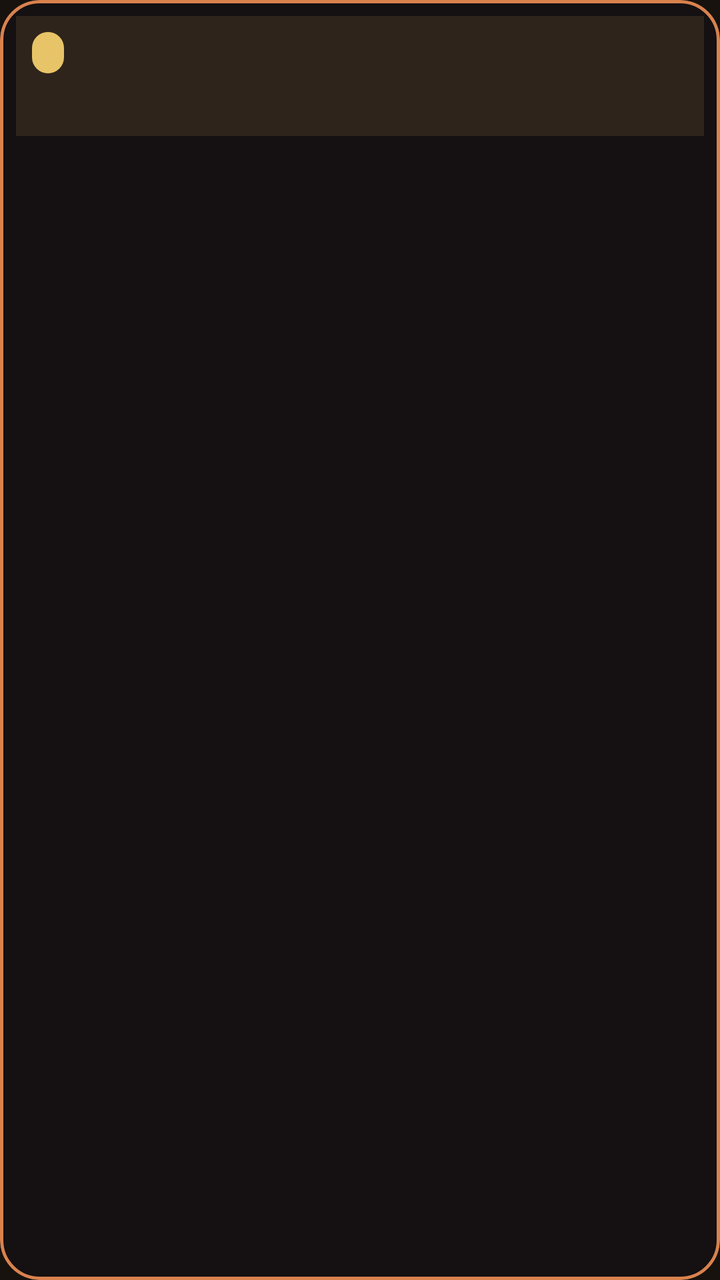
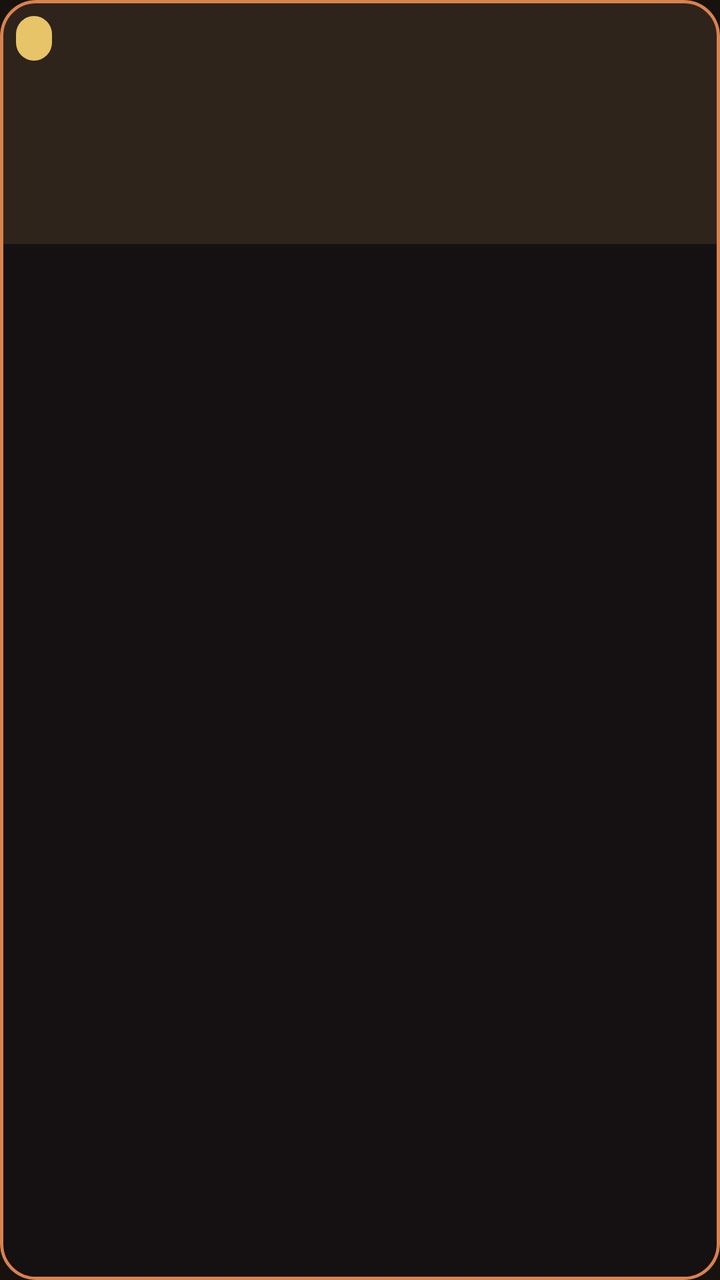

Screens rendered from an Android XML layout before and after an edit, with the pre-edit source and the edit as a unified diff.
<!-- AndroidManifest.xml: application theme Theme.Karaoke -->
<!-- res/layout/item_history_tile.xml -->
<?xml version="1.0" encoding="utf-8"?>
<com.google.android.material.card.MaterialCardView xmlns:android="http://schemas.android.com/apk/res/android"
    xmlns:app="http://schemas.android.com/apk/res-auto"
    android:layout_width="match_parent"
    android:layout_height="wrap_content"
    android:layout_margin="6dp"
    app:cardCornerRadius="20dp"
    app:cardElevation="0dp"
    app:cardBackgroundColor="@color/glass_card"
    app:strokeColor="@color/tj_pink"
    app:strokeWidth="1.5dp">

    <LinearLayout
        android:layout_width="match_parent"
        android:layout_height="wrap_content"
        android:orientation="vertical"
        android:padding="8dp">

        <FrameLayout
            android:layout_width="match_parent"
            android:layout_height="wrap_content">

            <ImageView
                android:id="@+id/tile_thumb"
                android:layout_width="match_parent"
                android:layout_height="60dp"
                android:scaleType="centerCrop"
                android:background="@color/tj_panel_light"
                android:contentDescription="앨범" />

            <TextView
                android:id="@+id/tile_score"
                android:layout_width="wrap_content"
                android:layout_height="wrap_content"
                android:layout_gravity="top|start"
                android:layout_margin="8dp"
                android:background="@drawable/bg_score_pill"
                android:paddingHorizontal="8dp"
                android:paddingVertical="3dp"
                android:textSize="11sp"
                android:textStyle="bold"
                android:textColor="@color/tj_bg_deep" />
        </FrameLayout>

        <TextView
            android:id="@+id/tile_title"
            android:layout_width="match_parent"
            android:layout_height="wrap_content"
            android:paddingTop="6dp"
            android:textSize="14sp"
            android:textStyle="bold"
            android:textColor="@color/tj_text_primary"
            android:maxLines="1"
            android:ellipsize="end" />

        <TextView
            android:id="@+id/tile_artist"
            android:layout_width="match_parent"
            android:layout_height="wrap_content"
            android:paddingTop="2dp"
            android:textSize="12sp"
            android:textColor="@color/tj_text_secondary"
            android:maxLines="1"
            android:ellipsize="end" />

        <TextView
            android:id="@+id/tile_date"
            android:layout_width="match_parent"
            android:layout_height="wrap_content"
            android:paddingTop="6dp"
            android:textSize="10sp"
            android:textColor="@color/tj_text_hint" />
    </LinearLayout>
</com.google.android.material.card.MaterialCardView>
<!-- resources referenced by this layout -->
<resources>
  <color name="glass_card">#7A140F16</color>
  <color name="tj_bg_deep">#0E0A07</color>
  <color name="tj_panel_light">#2E241B</color>
  <color name="tj_pink">#D9824E</color>
  <color name="tj_text_hint">#7A6E60</color>
  <color name="tj_text_primary">#F2EBE3</color>
  <color name="tj_text_secondary">#B0A392</color>
  <!-- drawable bg_score_pill (drawable) -->
  <?xml version="1.0" encoding="utf-8"?>
  <shape xmlns:android="http://schemas.android.com/apk/res/android" android:shape="rectangle">
      <corners android:radius="10dp" />
      <solid android:color="@color/tj_gold" />
  </shape>
  <color name="tj_gold">#E8C468</color>
  <color name="tj_cyan">#E0B45A</color>
  <color name="tj_panel">#221A14</color>
  <color name="tj_bg">#17120E</color>
  <style name="Widget.Karaoke.Button" parent="Widget.Material3.Button">
          <item name="cornerRadius">20dp</item>
          <item name="android:textAllCaps">false</item>
          <item name="android:textStyle">bold</item>
          <item name="backgroundTint">@color/tj_pink</item>
          <item name="android:textColor">@color/tj_text_primary</item>
      </style>
  <style name="Widget.Karaoke.Button.Outlined" parent="Widget.Material3.Button.OutlinedButton">
          <item name="cornerRadius">20dp</item>
          <item name="android:textAllCaps">false</item>
          <item name="android:textStyle">bold</item>
          <item name="strokeColor">@color/tj_divider</item>
          <item name="android:textColor">@color/tj_text_secondary</item>
      </style>
  <style name="Widget.Karaoke.EditText" parent="Widget.AppCompat.EditText">
          <item name="android:background">@drawable/bg_search_field</item>
          <item name="android:textColor">@color/tj_text_primary</item>
          <item name="android:textColorHint">@color/tj_text_hint</item>
          <item name="android:paddingStart">16dp</item>
          <item name="android:paddingEnd">16dp</item>
      </style>
  <style name="Widget.Karaoke.SeekBar" parent="Widget.AppCompat.SeekBar">
          <item name="android:thumb">@drawable/seek_thumb</item>
          <item name="android:minHeight">12dp</item>
          <item name="android:maxHeight">12dp</item>
          <item name="android:paddingTop">14dp</item>
          <item name="android:paddingBottom">14dp</item>
          <item name="android:paddingStart">20dp</item>
          <item name="android:paddingEnd">20dp</item>
          <item name="android:thumbOffset">10dp</item>
          <item name="android:splitTrack">false</item>
          <item name="android:progressTint">@color/tj_pink</item>
          <item name="android:progressBackgroundTint">@color/tj_panel_light</item>
      </style>
  <color name="tj_divider">#3A2E24</color>
  <!-- drawable bg_search_field (drawable) -->
  <?xml version="1.0" encoding="utf-8"?>
  <shape xmlns:android="http://schemas.android.com/apk/res/android" android:shape="rectangle">
      <corners android:radius="24dp" />
      <solid android:color="@color/tj_panel" />
      <stroke android:width="2dp" android:color="@color/tj_cyan" />
  </shape>
  <!-- drawable seek_thumb (drawable) -->
  <?xml version="1.0" encoding="utf-8"?>
  <shape xmlns:android="http://schemas.android.com/apk/res/android" android:shape="oval">
      <solid android:color="@color/tj_pink" />
      <stroke android:width="3dp" android:color="@color/tj_text_primary" />
      <size android:width="34dp" android:height="34dp" />
  </shape>
  <!-- unchanged entries left out for length: 1 -->
</resources>

<!-- the commit's change to res/layout/item_history_tile.xml (unified diff, before → after) -->
@@ -4,71 +4,35 @@
     android:layout_width="match_parent"
     android:layout_height="wrap_content"
     android:layout_margin="6dp"
-    app:cardCornerRadius="20dp"
+    app:cardCornerRadius="18dp"
     app:cardElevation="0dp"
     app:cardBackgroundColor="@color/glass_card"
     app:strokeColor="@color/tj_pink"
     app:strokeWidth="1.5dp">
 
-    <LinearLayout
+    <FrameLayout
         android:layout_width="match_parent"
-        android:layout_height="wrap_content"
-        android:orientation="vertical"
-        android:padding="8dp">
+        android:layout_height="wrap_content">
 
-        <FrameLayout
+        <ImageView
+            android:id="@+id/tile_thumb"
             android:layout_width="match_parent"
-            android:layout_height="wrap_content">
-
-            <ImageView
-                android:id="@+id/tile_thumb"
-                android:layout_width="match_parent"
-                android:layout_height="60dp"
-                android:scaleType="centerCrop"
-                android:background="@color/tj_panel_light"
-                android:contentDescription="앨범" />
-
-            <TextView
-                android:id="@+id/tile_score"
-                android:layout_width="wrap_content"
-                android:layout_height="wrap_content"
-                android:layout_gravity="top|start"
-                android:layout_margin="8dp"
-                android:background="@drawable/bg_score_pill"
-                android:paddingHorizontal="8dp"
-                android:paddingVertical="3dp"
-                android:textSize="11sp"
-                android:textStyle="bold"
-                android:textColor="@color/tj_bg_deep" />
-        </FrameLayout>
+            android:layout_height="122dp"
+            android:scaleType="centerCrop"
+            android:background="@color/tj_panel_light"
+            android:contentDescription="노래" />
 
         <TextView
-            android:id="@+id/tile_title"
-            android:layout_width="match_parent"
+            android:id="@+id/tile_score"
+            android:layout_width="wrap_content"
             android:layout_height="wrap_content"
-            android:paddingTop="6dp"
-            android:textSize="14sp"
+            android:layout_gravity="top|start"
+            android:layout_margin="8dp"
+            android:background="@drawable/bg_score_pill"
+            android:paddingHorizontal="9dp"
+            android:paddingVertical="3dp"
+            android:textSize="12sp"
             android:textStyle="bold"
-            android:textColor="@color/tj_text_primary"
-            android:maxLines="1"
-            android:ellipsize="end" />
-
-        <TextView
-            android:id="@+id/tile_artist"
-            android:layout_width="match_parent"
-            android:layout_height="wrap_content"
-            android:paddingTop="2dp"
-            android:textSize="12sp"
-            android:textColor="@color/tj_text_secondary"
-            android:maxLines="1"
-            android:ellipsize="end" />
-
-        <TextView
-            android:id="@+id/tile_date"
-            android:layout_width="match_parent"
-            android:layout_height="wrap_content"
-            android:paddingTop="6dp"
-            android:textSize="10sp"
-            android:textColor="@color/tj_text_hint" />
-    </LinearLayout>
+            android:textColor="@color/tj_bg_deep" />
+    </FrameLayout>
 </com.google.android.material.card.MaterialCardView>
